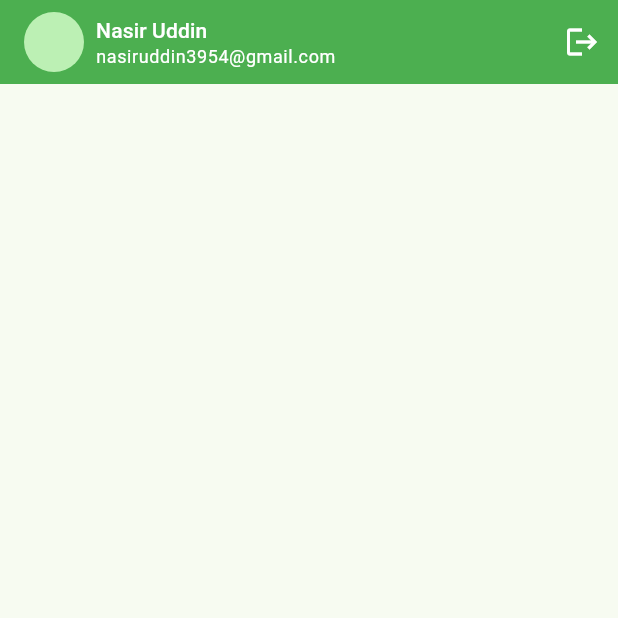
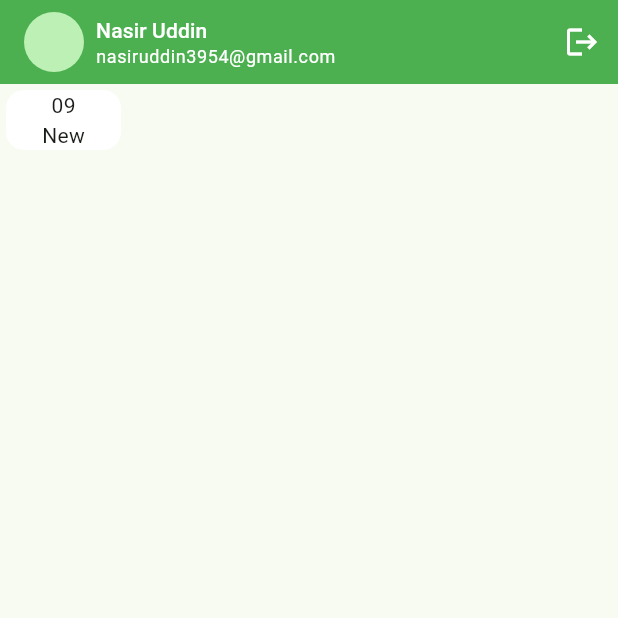
Before and after one commit to nasir-uddin-dev/Task_Management_App, a Flutter app: the screen it shows after launch, after a tap on the "arrow circle right" icon, on a phone screen of 412 x 824 dp, the top half of it. Run offline on Flutter 3.47's test engine with Material 3 defaults, Android fonts, the phone set to English and light mode, and no system bars; our stand-ins replace flutter_svg, pin_code_fields.

Commit message:
progres_task

```diff
--- a/lib/ui/screen/progress_task_screen.dart
+++ b/lib/ui/screen/progress_task_screen.dart
@@ -11,6 +11,23 @@ class _ProgressTaskScreenState extends State<ProgressTaskScreen> {
   @override
   Widget build(BuildContext context) {
     return Scaffold(
+      body: Column(
+        children: [
+          Card(
+            elevation: 0,
+            color: Colors.white,
+            child: Padding(
+              padding: const EdgeInsets.symmetric(horizontal: 24),
+              child: Column(
+                children: [
+                  Text("09"),
+                  Text("New")
+                ],
+              ),
+            ),
+          )
+        ],
+      ),
       floatingActionButton: FloatingActionButton(
         onPressed: () {},
         child: Icon(Icons.add),
```
